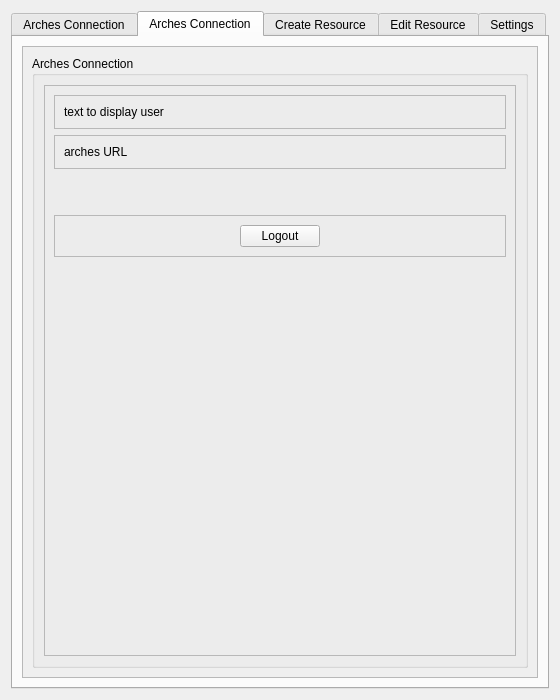
Qt form arches_project_dialog_base.ui (k-int/arches-qgis-plugin) before a commit.
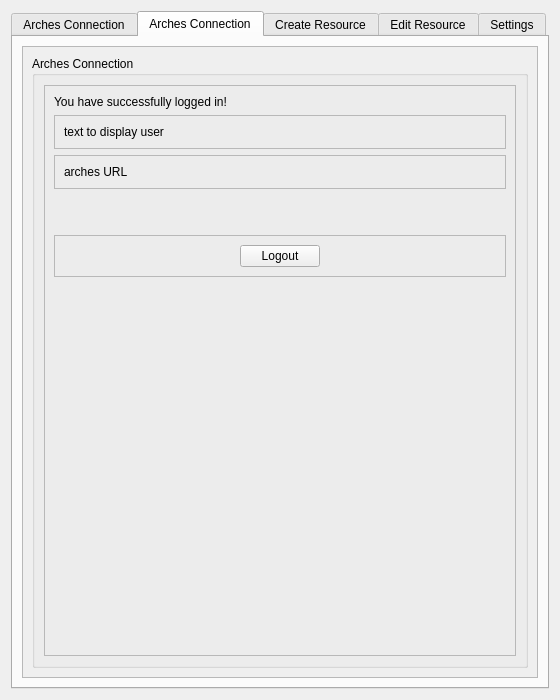
The same form after that commit. The open tabs and pages were chosen to show the change. Icons and pictures are not drawn.

Commit message: Update stylesheet for dialogs

```diff
--- a/arches_project_dialog_base.ui
+++ b/arches_project_dialog_base.ui
@@ -306,6 +306,13 @@
                  <enum>QFrame::Raised</enum>
                 </property>
                 <layout class="QVBoxLayout" name="verticalLayout_30">
+                 <item>
+                  <widget class="QLabel" name="loginSuccess">
+                   <property name="text">
+                    <string>You have successfully logged in!</string>
+                   </property>
+                  </widget>
+                 </item>
                  <item>
                   <widget class="QFrame" name="archesUserFrame">
                    <property name="frameShape">
```
Left out of the diff: 2 changed lines with no effect on the pictures. The commit also changes 3 other files.
